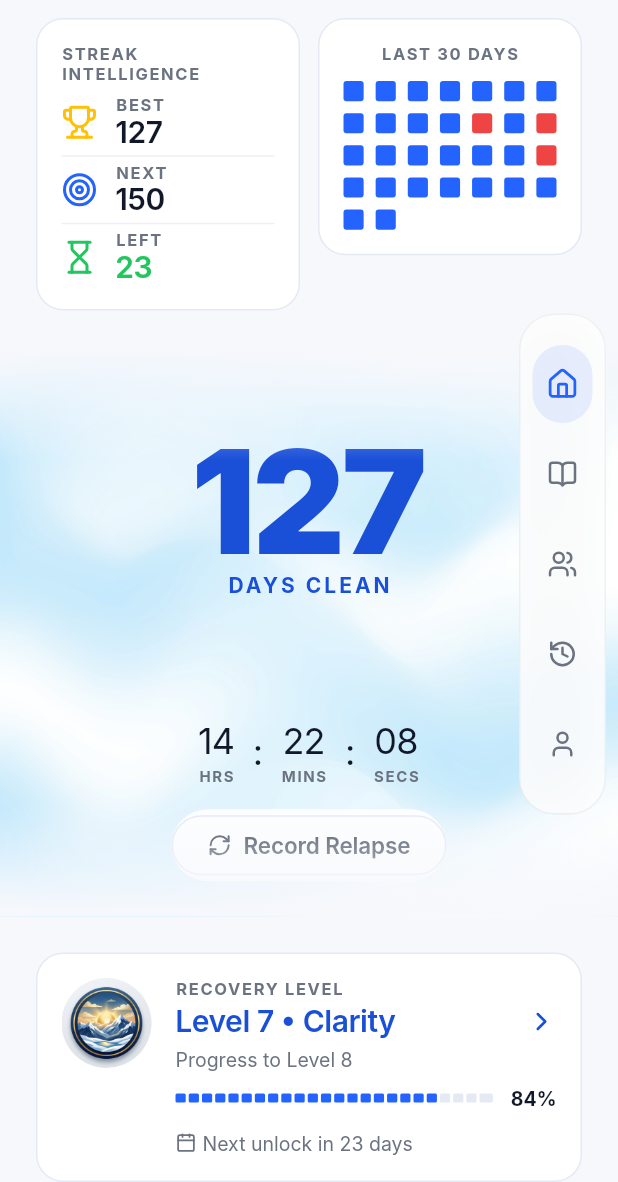
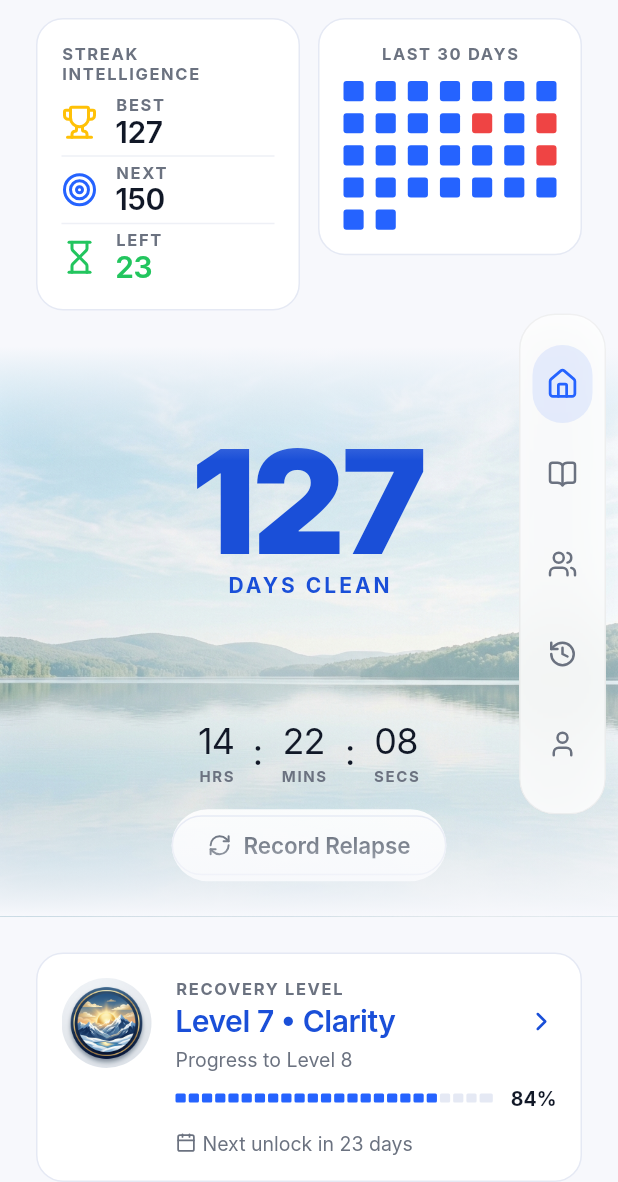
Before and after one commit to arham6212/unhooked, a Flutter app: the HomeScreenBody screen opened by its route, on a phone screen of 412 x 824 dp, the part 54-1236 px from its top. Run offline on Flutter 3.47's test engine with Material 3 defaults, Android fonts, the phone set to English and light mode, and no system bars; drawn by our look-alikes of flutter_animate; our stand-ins replace flutter_riverpod, go_router, google_sign_in, lucide_icons, supabase_flutter; accounts and stored records are empty; Roboto replaces fonts that are missing (Inter).

```diff
--- a/lib/features/home/presentation/widgets/streak_display_section.dart
+++ b/lib/features/home/presentation/widgets/streak_display_section.dart
@@ -15,7 +15,7 @@ class StreakDisplaySection extends StatelessWidget {
       height: 380,
       decoration: const BoxDecoration(
         image: DecorationImage(
-          image: AssetImage('assets/images/abstract_minimal_bg.png'),
+          image: AssetImage('assets/images/balanced_nature_bg.png'),
           fit: BoxFit.cover,
         ),
       ),
```
Also changed, not shown: assets/images/balanced_nature_bg.png (added).
